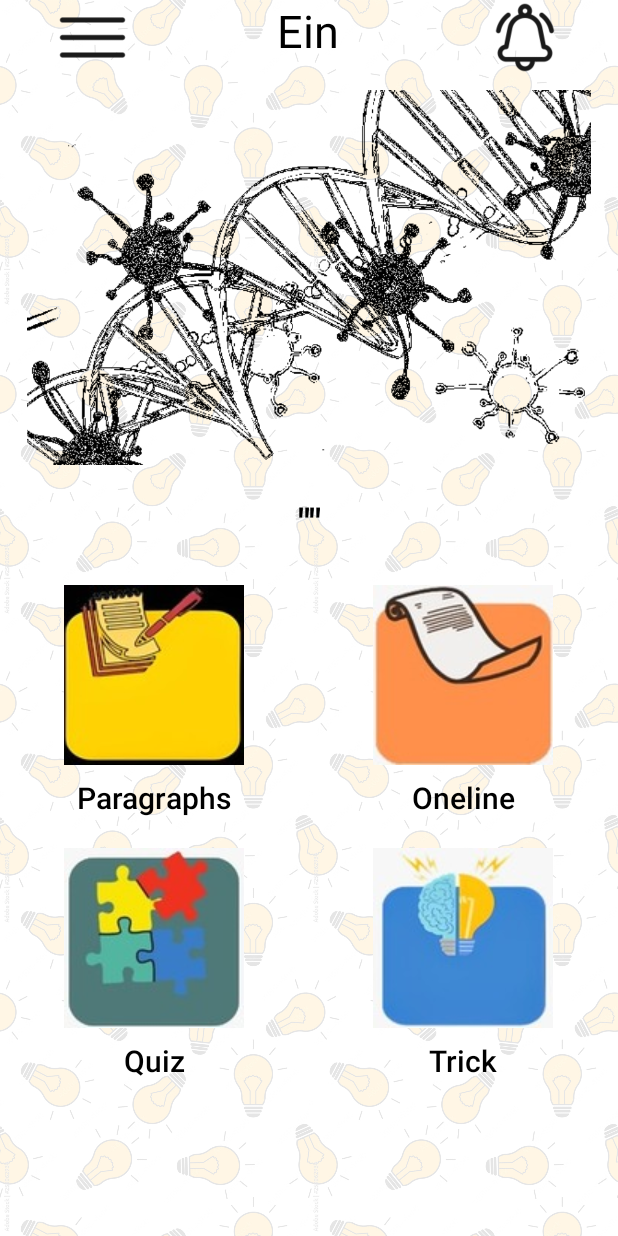
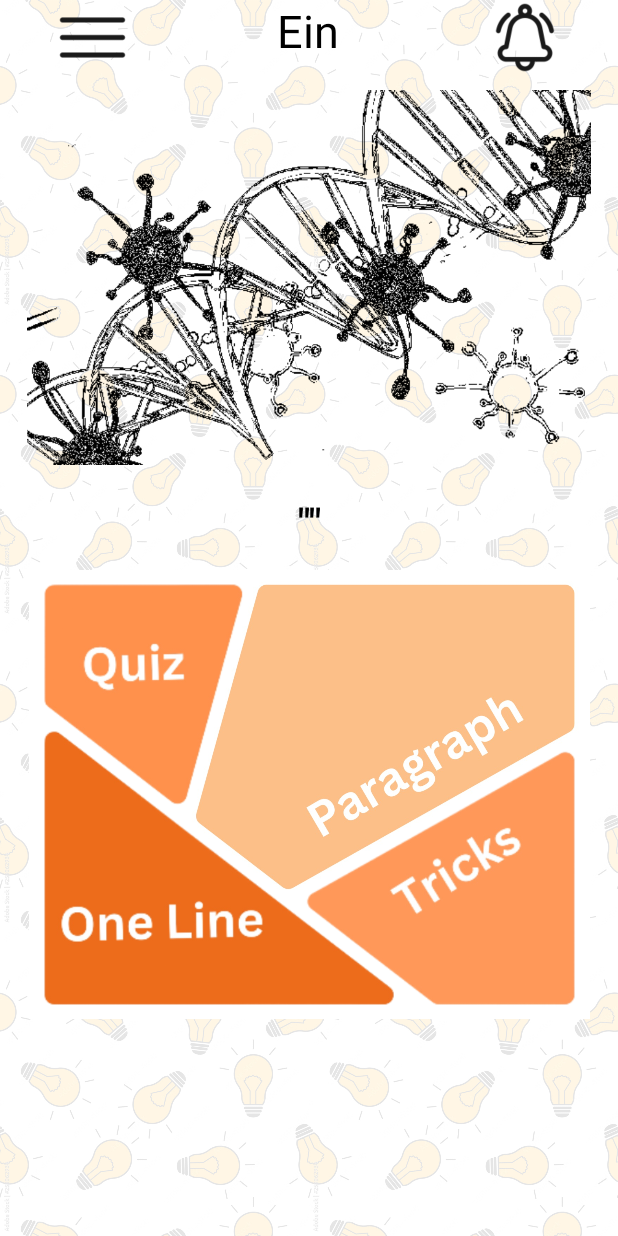
Before and after one commit to Subodh-DC/Ein, an Android app: the screen it shows after launch (MainActivity), on a phone screen of 412 x 824 dp. Run offline under Robolectric (Android 15) with nearby library versions, the phone set to English and light mode, and no system bars.

Commit message:
change hompage icones

```diff
--- a/app/src/main/java/com/example/test/activity/MainActivity.kt
+++ b/app/src/main/java/com/example/test/activity/MainActivity.kt
@@ -28,10 +28,10 @@
             insets
         }
 
-        val button=findViewById<Button>(R.id.himageButton)
-        val button1=findViewById<Button>(R.id.himageButton1)
-        val button2=findViewById<Button>(R.id.himageButton2)
-        val button3=findViewById<Button>(R.id.himageButton3)
+        val button=findViewById<ImageView>(R.id.himageButton)
+        val button1=findViewById<ImageView>(R.id.himageButton1)
+        val button2=findViewById<ImageView>(R.id.himageButton2)
+        val button3=findViewById<ImageView>(R.id.himageButton3)
         val imageView=findViewById<ImageView>(R.id.himage)
         val quotes=findViewById<TextView>(R.id.quotes)
         val hamburger=findViewById<ImageView>(R.id.hamburger_icon)
--- a/app/src/main/res/layout/activity_main.xml
+++ b/app/src/main/res/layout/activity_main.xml
@@ -80,71 +80,55 @@
                     android:text="&quot;Make each day your masterpiece&quot;" />
 
 
-
-                <LinearLayout
-                    android:layout_marginTop="15dp"
-                    android:layout_gravity="center"
-                    android:orientation="horizontal"
+                <androidx.constraintlayout.widget.ConstraintLayout
                     android:layout_width="match_parent"
                     android:layout_height="wrap_content">
 
-                    <Button
-                        android:textColor="@color/black"
-                        style="@style/Widget.AppCompat.Button.Borderless"
-                        android:text="Paragraphs"
-                        android:textSize="20sp"
-                        android:textAllCaps="false"
+                    <ImageView
+                        android:padding="15dp"
                         android:id="@+id/himageButton"
-                        android:layout_width="0dp"
-                        android:layout_weight="1"
-                        android:drawableTop="@drawable/paragraphs"
-                        android:layout_height="wrap_content"/>
+                        android:src="@drawable/para"
+                        android:layout_width="411dp"
+                        android:layout_height="330dp"
+                        app:layout_constraintStart_toStartOf="parent"
+                        app:layout_constraintTop_toTopOf="parent"
+                        app:layout_constraintBottom_toBottomOf="parent"
+                        app:layout_constraintEnd_toEndOf="parent"/>
 
-                    <Button
-                        android:textColor="@color/black"
-                        style="@style/Widget.AppCompat.Button.Borderless"
-                        android:text="Oneline"
-                        android:textSize="20sp"
-                        android:textAllCaps="false"
+                    <ImageView
+                        android:padding="15dp"
                         android:id="@+id/himageButton1"
-                        android:layout_width="0dp"
-                        android:layout_weight="1"
-                        android:drawableTop="@drawable/onelines"
-                        android:layout_height="wrap_content"/>
+                        android:src="@drawable/onel1"
+                        android:layout_width="411dp"
+                        android:layout_height="330dp"
+                        app:layout_constraintStart_toStartOf="parent"
+                        app:layout_constraintTop_toTopOf="parent"
+                        app:layout_constraintBottom_toBottomOf="parent"
+                        app:layout_constraintEnd_toEndOf="parent"/>
+                    <ImageView
+                        android:padding="15dp"
+                        android:id="@+id/himageButton2"
+                        android:src="@drawable/qui1"
+                        android:layout_width="411dp"
+                        android:layout_height="330dp"
+                        app:layout_constraintStart_toStartOf="parent"
+                        app:layout_constraintTop_toTopOf="parent"
+                        app:layout_constraintBottom_toBottomOf="parent"
+                        app:layout_constraintEnd_toEndOf="parent"/>
 
-                </LinearLayout>
+                    <ImageView
+                        android:padding="15dp"
+                        android:id="@+id/himageButton3"
+                        android:src="@drawable/tric1"
+                        android:layout_width="411dp"
+                        android:layout_height="330dp"
+                        app:layout_constraintStart_toStartOf="parent"
+                        app:layout_constraintTop_toTopOf="parent"
+                        app:layout_constraintBottom_toBottomOf="parent"
+                        app:layout_constraintEnd_toEndOf="parent"/>
+                </androidx.constraintlayout.widget.ConstraintLayout>
 
-                <LinearLayout
-                    android:layout_gravity="center"
-                    android:orientation="horizontal"
-                    android:layout_width="match_parent"
-                    android:layout_height="wrap_content">
 
-                    <Button
-                        android:textColor="@color/black"
-                        style="@style/Widget.AppCompat.Button.Borderless"
-                        android:text="Quiz"
-                        android:textSize="20sp"
-                        android:textAllCaps="false"
-                        android:id="@+id/himageButton2"
-                        android:layout_width="0dp"
-                        android:layout_weight="1"
-                        android:drawableTop="@drawable/quize"
-                        android:layout_height="wrap_content"/>
-
-                    <Button
-                        android:textColor="@color/black"
-                        style="@style/Widget.AppCompat.Button.Borderless"
-                        android:text="Trick"
-                        android:textSize="20sp"
-                        android:textAllCaps="false"
-                        android:id="@+id/himageButton3"
-                        android:layout_width="0dp"
-                        android:layout_weight="1"
-                        android:drawableTop="@drawable/trick"
-                        android:layout_height="wrap_content"/>
-
-                </LinearLayout>
 
             </LinearLayout>
 
```
Also changed, not shown: app/src/main/res/drawable/onel1.png (added), app/src/main/res/drawable/para.jpg (added), app/src/main/res/drawable/qui1.png (added), app/src/main/res/drawable/tric1.png (added).
